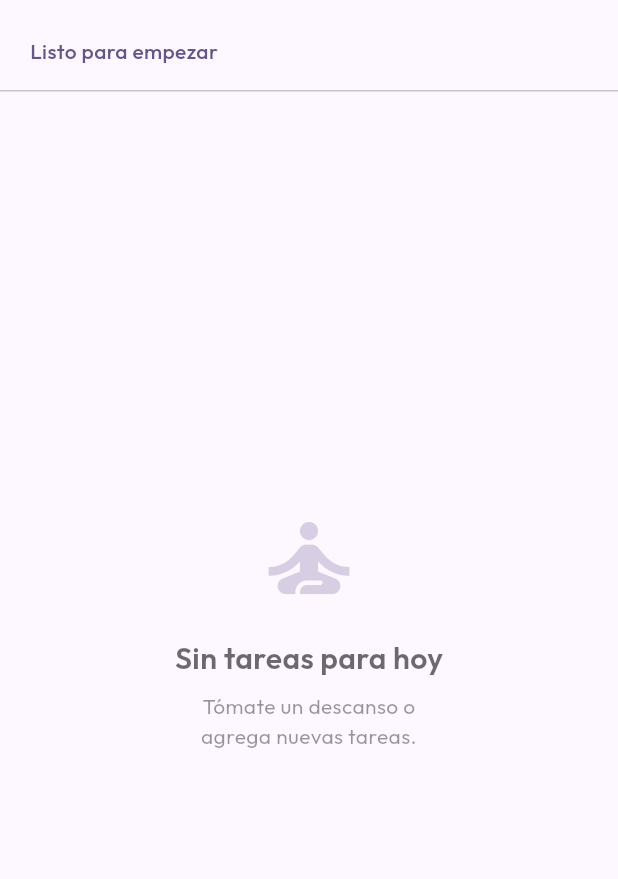
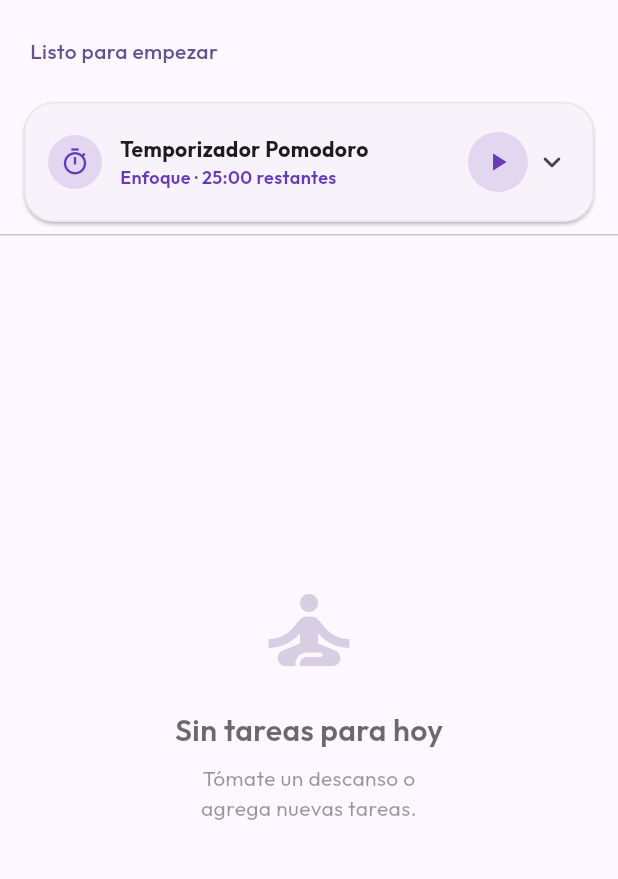
Before and after one commit to webPMI/Aura-list, a Flutter app: the TodayScreen screen opened directly, on a phone screen of 412 x 824 dp, the part 72-951 px from its top. Run offline on Flutter 3.47's test engine with Material 3 defaults, Android fonts, the phone set to English and light mode, and no system bars; our stand-ins replace cloud_firestore, connectivity_plus, firebase_auth, firebase_core, firebase_crashlytics, firebase_remote_config and 11 more; accounts and stored records are empty.

Commit message:
feat(focus): integrate interactive Pomodoro timer in TodayScreen and Focus mode with focus/break cycles and sessions counter

```diff
--- a/lib/screens/today_screen.dart
+++ b/lib/screens/today_screen.dart
@@ -8,6 +8,7 @@ import '../core/responsive/breakpoints.dart';
 import '../widgets/task_tile.dart';
 import '../widgets/dialogs/task_form_dialog.dart';
 import '../widgets/rest_day_banner.dart';
+import '../widgets/pomodoro_timer_card.dart';
 
 /// Focus Mode / Today View.
 ///
@@ -57,6 +58,7 @@ class TodayScreen extends ConsumerWidget {
             crossAxisAlignment: CrossAxisAlignment.start,
             children: [
               _TodayProgressHeader(completed: completed, total: total),
+              const PomodoroTimerCard(),
               const Divider(height: 1),
               const RestDayBanner(),
               Expanded(
--- /dev/null
+++ b/lib/widgets/pomodoro_timer_card.dart
@@ -0,0 +1,356 @@
+import 'dart:async';
+import 'package:flutter/material.dart';
+import 'package:flutter/services.dart';
+
+enum PomodoroMode {
+  focus(durationMinutes: 25, label: 'Enfoque', icon: Icons.timer_outlined, color: Colors.deepPurple),
+  shortBreak(durationMinutes: 5, label: 'Descanso', icon: Icons.coffee_outlined, color: Colors.teal),
+  longBreak(durationMinutes: 15, label: 'Descanso Largo', icon: Icons.spa_outlined, color: Colors.indigo);
+
+  final int durationMinutes;
+  final String label;
+  final IconData icon;
+  final MaterialColor color;
+
+  const PomodoroMode({
+    required this.durationMinutes,
+    required this.label,
+    required this.icon,
+    required this.color,
+  });
+}
+
+class PomodoroTimerCard extends StatefulWidget {
+  const PomodoroTimerCard({super.key});
+
+  @override
+  State<PomodoroTimerCard> createState() => _PomodoroTimerCardState();
+}
+
+class _PomodoroTimerCardState extends State<PomodoroTimerCard>
+    with SingleTickerProviderStateMixin {
+  PomodoroMode _mode = PomodoroMode.focus;
+  late int _remainingSeconds;
+  Timer? _timer;
+  bool _isRunning = false;
+  int _completedSessions = 0;
+  bool _isExpanded = false;
+
+  @override
+  void initState() {
+    super.initState();
+    _remainingSeconds = _mode.durationMinutes * 60;
+  }
+
+  @override
+  void dispose() {
+    _timer?.cancel();
+    super.dispose();
+  }
+
+  void _switchMode(PomodoroMode mode) {
+    _timer?.cancel();
+    setState(() {
+      _mode = mode;
+      _remainingSeconds = mode.durationMinutes * 60;
+      _isRunning = false;
+    });
+    HapticFeedback.selectionClick();
+  }
+
+  void _toggleTimer() {
+    if (_isRunning) {
+      _pauseTimer();
+    } else {
+      _startTimer();
+    }
+  }
+
+  void _startTimer() {
+    HapticFeedback.mediumImpact();
+    setState(() => _isRunning = true);
+    _timer = Timer.periodic(const Duration(seconds: 1), (timer) {
+      if (_remainingSeconds > 0) {
+        setState(() => _remainingSeconds--);
+      } else {
+        _timer?.cancel();
+        _onTimerComplete();
+      }
+    });
+  }
+
+  void _pauseTimer() {
+    HapticFeedback.lightImpact();
+    _timer?.cancel();
+    setState(() => _isRunning = false);
+  }
+
+  void _resetTimer() {
+    HapticFeedback.lightImpact();
+    _timer?.cancel();
+    setState(() {
+      _remainingSeconds = _mode.durationMinutes * 60;
+      _isRunning = false;
+    });
+  }
+
+  void _onTimerComplete() {
+    HapticFeedback.heavyImpact();
+    setState(() {
+      _isRunning = false;
+      if (_mode == PomodoroMode.focus) {
+        _completedSessions++;
+        // Auto sugerir descanso
+        if (_completedSessions % 4 == 0) {
+          _mode = PomodoroMode.longBreak;
+        } else {
+          _mode = PomodoroMode.shortBreak;
+        }
+        _remainingSeconds = _mode.durationMinutes * 60;
+      } else {
+        _mode = PomodoroMode.focus;
+        _remainingSeconds = _mode.durationMinutes * 60;
+      }
+    });
+
+    if (mounted) {
+      ScaffoldMessenger.of(context).showSnackBar(
+        SnackBar(
+          content: Row(
+            children: [
+              const Icon(Icons.celebration, color: Colors.white),
+              const SizedBox(width: 8),
+              Text(
+                _mode == PomodoroMode.focus
+                    ? '¡Descanso terminado! Momento de enfocarse.'
+                    : '¡Sesión de enfoque completada! Tómate un respiro.',
+                style: const TextStyle(fontWeight: FontWeight.bold),
+              ),
+            ],
+          ),
+          backgroundColor: _mode.color,
+          behavior: SnackBarBehavior.floating,
+        ),
+      );
+    }
+  }
+
+  String get _formattedTime {
+    final minutes = _remainingSeconds ~/ 60;
+    final seconds = _remainingSeconds % 60;
+    return '${minutes.toString().padLeft(2, '0')}:${seconds.toString().padLeft(2, '0')}';
+  }
+
+  double get _progress {
+    final totalSeconds = _mode.durationMinutes * 60;
+    return 1.0 - (_remainingSeconds / totalSeconds);
+  }
+
+  @override
+  Widget build(BuildContext context) {
+    final theme = Theme.of(context);
+    final colorScheme = theme.colorScheme;
+    final activeColor = _mode.color;
+
+    return Card(
+      margin: const EdgeInsets.symmetric(horizontal: 16, vertical: 8),
+      elevation: _isRunning ? 3 : 1,
+      shape: RoundedRectangleBorder(
+        borderRadius: BorderRadius.circular(20),
+        side: BorderSide(
+          color: _isRunning
+              ? activeColor.withValues(alpha: 0.5)
+              : colorScheme.outlineVariant.withValues(alpha: 0.3),
+          width: _isRunning ? 1.5 : 1,
+        ),
+      ),
+      child: Padding(
+        padding: const EdgeInsets.all(16.0),
+        child: Column(
+          children: [
+            // Cabecera compacta con toggle para expandir
+            InkWell(
+              borderRadius: BorderRadius.circular(12),
+              onTap: () {
+                setState(() => _isExpanded = !_isExpanded);
+              },
+              child: Row(
+                children: [
+                  Container(
+                    padding: const EdgeInsets.all(8),
+                    decoration: BoxDecoration(
+                      color: activeColor.withValues(alpha: 0.15),
+                      shape: BoxShape.circle,
+                    ),
+                    child: Icon(_mode.icon, color: activeColor, size: 20),
+                  ),
+                  const SizedBox(width: 12),
+                  Expanded(
+                    child: Column(
+                      crossAxisAlignment: CrossAxisAlignment.start,
+                      children: [
+                        Row(
+                          children: [
+                            Text(
+                              'Temporizador Pomodoro',
+                              style: TextStyle(
+                                fontWeight: FontWeight.bold,
+                                fontSize: 14,
+                                color: colorScheme.onSurface,
+                              ),
+                            ),
+                            if (_completedSessions > 0) ...[
+                              const SizedBox(width: 6),
+                              Container(
+                                padding: const EdgeInsets.symmetric(horizontal: 6, vertical: 1),
+                                decoration: BoxDecoration(
+                                  color: Colors.deepPurple.withValues(alpha: 0.15),
+                                  borderRadius: BorderRadius.circular(8),
+                                ),
+                                child: Text(
+                                  '🍅 $_completedSessions',
+                                  style: const TextStyle(
+                                    fontSize: 11,
+                                    fontWeight: FontWeight.bold,
+                                  ),
+                                ),
+                              ),
+                            ],
+                          ],
+                        ),
+                        Text(
+                          '${_mode.label} · $_formattedTime restantes',
+                          style: TextStyle(
+                            fontSize: 12,
+                            color: activeColor,
+                            fontWeight: FontWeight.w600,
+                          ),
+                        ),
+                      ],
+                    ),
+                  ),
+                  // Botón Play / Pause rápido en la barra
+                  IconButton.filledTonal(
+                    iconSize: 20,
+                    style: IconButton.styleFrom(
+                      backgroundColor: activeColor.withValues(alpha: 0.15),
+                      foregroundColor: activeColor,
+                    ),
+                    icon: Icon(_isRunning ? Icons.pause : Icons.play_arrow),
+                    onPressed: _toggleTimer,
+                  ),
+                  Icon(
+                    _isExpanded
+                        ? Icons.keyboard_arrow_up_rounded
+                        : Icons.keyboard_arrow_down_rounded,
+                    color: colorScheme.onSurfaceVariant,
+                  ),
+                ],
+              ),
+            ),
+
+            // Contenido expandido con reloj circular y selector de modos
+            if (_isExpanded) ...[
+              const SizedBox(height: 16),
+              const Divider(height: 1),
+              const SizedBox(height: 16),
+
+              // Selector de modos
+              SingleChildScrollView(
+                scrollDirection: Axis.horizontal,
+                child: Row(
+                  mainAxisAlignment: MainAxisAlignment.center,
+                  children: PomodoroMode.values.map((mode) {
+                    final isSelected = mode == _mode;
+                    return Padding(
+                      padding: const EdgeInsets.symmetric(horizontal: 4),
+                      child: ChoiceChip(
+                        label: Text('${mode.label} (${mode.durationMinutes}m)'),
+                        avatar: Icon(mode.icon, size: 16),
+                        selected: isSelected,
+                        selectedColor: mode.color.withValues(alpha: 0.2),
+                        onSelected: (_) => _switchMode(mode),
+                      ),
+                    );
+                  }).toList(),
+                ),
+              ),
+
+              const SizedBox(height: 20),
+
+              // Reloj circular interactivo
+              Stack(
+                alignment: Alignment.center,
+                children: [
+                  SizedBox(
+                    width: 140,
+                    height: 140,
+                    child: CircularProgressIndicator(
+                      value: _progress,
+                      strokeWidth: 8,
+                      backgroundColor: colorScheme.surfaceContainerHighest,
+                      valueColor: AlwaysStoppedAnimation<Color>(activeColor),
+                    ),
+                  ),
+                  Column(
+                    mainAxisSize: MainAxisSize.min,
+                    children: [
+                      Text(
+                        _formattedTime,
+                        style: TextStyle(
+                          fontSize: 32,
+                          fontWeight: FontWeight.bold,
+                          letterSpacing: -1,
+                          color: colorScheme.onSurface,
+                        ),
+                      ),
+                      Text(
+                        _mode.label.toUpperCase(),
+                        style: TextStyle(
+                          fontSize: 10,
+                          fontWeight: FontWeight.w700,
+                          letterSpacing: 1,
+                          color: activeColor,
+                        ),
+                      ),
+                    ],
+                  ),
+                ],
+              ),
+
+              const SizedBox(height: 20),
+
+              // Controles principales
+              Row(
+                mainAxisAlignment: MainAxisAlignment.center,
+                children: [
+                  OutlinedButton.icon(
+                    onPressed: _resetTimer,
+                    icon: const Icon(Icons.refresh, size: 18),
+                    label: const Text('Reiniciar'),
+                  ),
+                  const SizedBox(width: 16),
+                  ElevatedButton.icon(
+                    style: ElevatedButton.styleFrom(
+                      backgroundColor: activeColor,
+                      foregroundColor: Colors.white,
+                      padding: const EdgeInsets.symmetric(horizontal: 24, vertical: 12),
+                      shape: RoundedRectangleBorder(borderRadius: BorderRadius.circular(14)),
+                    ),
+                    onPressed: _toggleTimer,
+                    icon: Icon(_isRunning ? Icons.pause : Icons.play_arrow),
+                    label: Text(
+                      _isRunning ? 'Pausar' : 'Iniciar',
+                      style: const TextStyle(fontWeight: FontWeight.bold),
+                    ),
+                  ),
+                ],
+              ),
+              const SizedBox(height: 8),
+            ],
+          ],
+        ),
+      ),
+    );
+  }
+}
```
Also changed, not shown: 1 other file.
